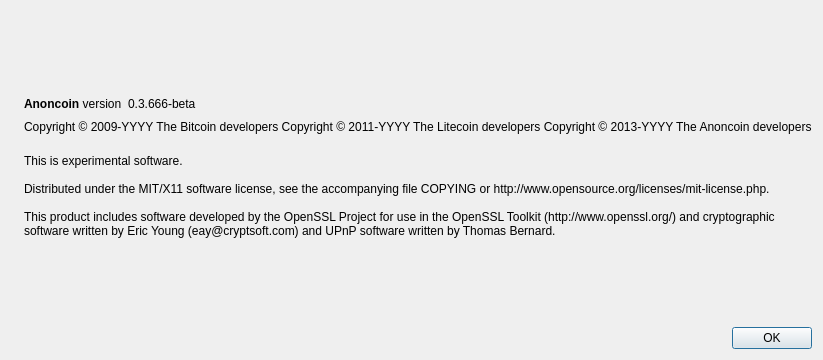
Qt form src/qt/forms/aboutdialog.ui (nihilistcoin/nihilistcoin) before a commit.
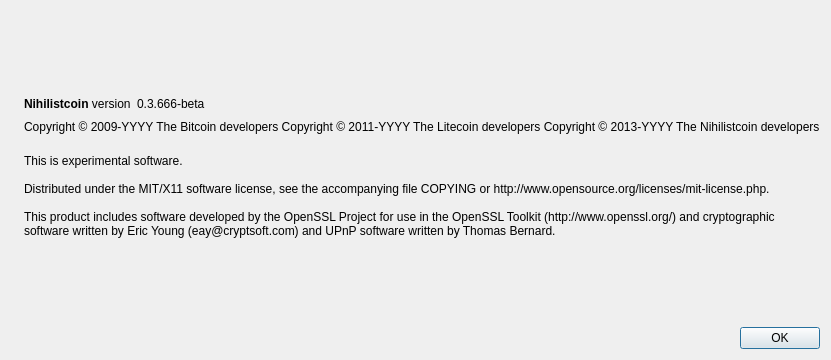
The same form after that commit. Icons and pictures are not drawn.

What changed in the file:
```diff
--- a/src/qt/forms/aboutdialog.ui
+++ b/src/qt/forms/aboutdialog.ui
@@ -50,7 +50,7 @@
           <cursorShape>IBeamCursor</cursorShape>
          </property>
          <property name="text">
-          <string>&lt;b&gt;Anoncoin&lt;/b&gt; version</string>
+          <string>&lt;b&gt;Nihilistcoin&lt;/b&gt; version</string>
          </property>
          <property name="textInteractionFlags">
           <set>Qt::LinksAccessibleByMouse|Qt::TextSelectableByKeyboard|Qt::TextSelectableByMouse</set>
@@ -93,7 +93,7 @@
        <property name="text">
         <string notr="true">Copyright &amp;copy; 2009-YYYY The Bitcoin developers
 Copyright &amp;copy; 2011-YYYY The Litecoin developers
-Copyright &amp;copy; 2013-YYYY The Anoncoin developers</string>
+Copyright &amp;copy; 2013-YYYY The Nihilistcoin developers</string>
        </property>
        <property name="textFormat">
         <enum>Qt::RichText</enum>
```
Left out of the diff: 2 changed lines with no effect on the pictures.
